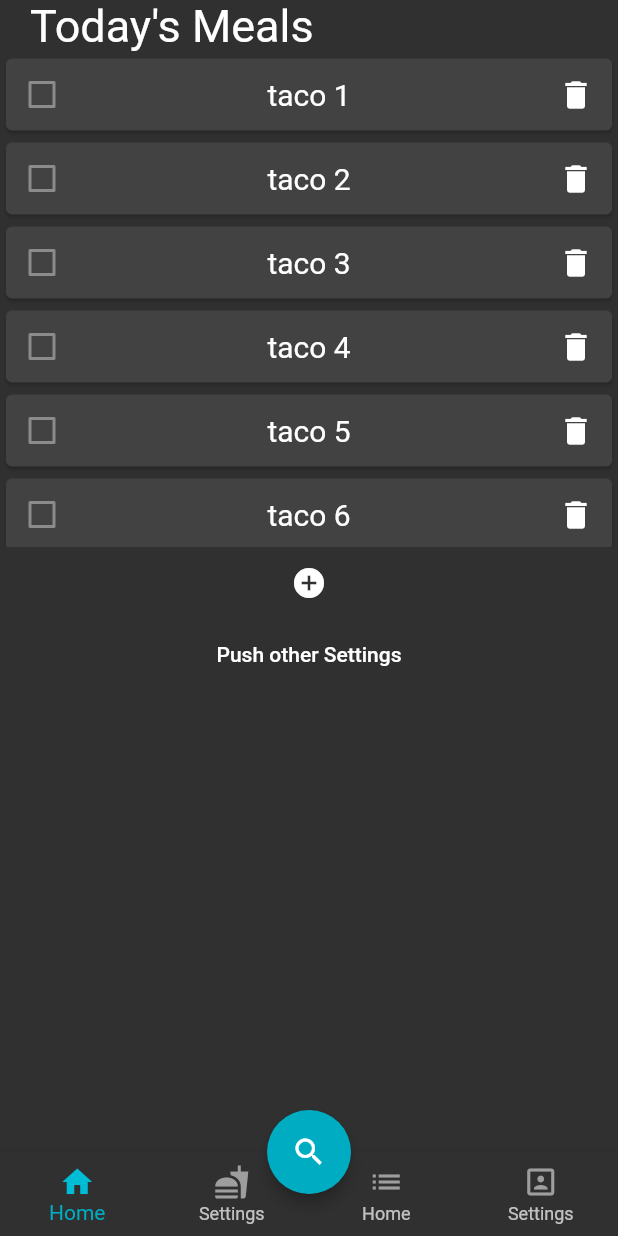
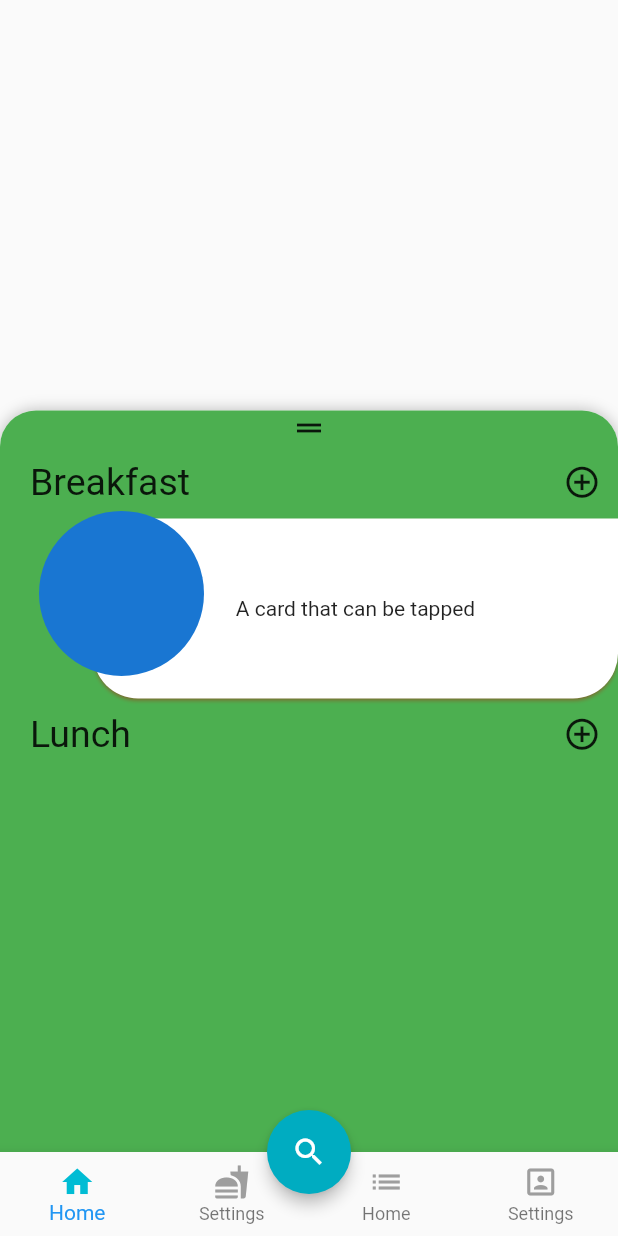
Before and after one commit to kzhang23187/menu, a Flutter app: the screen it shows after launch, on a phone screen of 412 x 824 dp. Run offline on Flutter 3.47's test engine with Material 2 defaults, Android fonts, the phone set to English and light mode, and no system bars; drawn by our look-alikes of sliding_up_panel; Roboto replaces fonts that are missing (Hind, Times New Roman).

Commit message:
Created very basic skeleton of home page and animated functionality

```diff
--- a/lib/app.dart
+++ b/lib/app.dart
@@ -1,4 +1,5 @@
 import 'package:flutter/material.dart';
+import 'package:sliding_up_panel/sliding_up_panel.dart';
 import './pages/pages.dart';
 import './widgets/widgets.dart';
 
@@ -11,13 +12,15 @@ class AppState extends State<App> {
   // this is static property so other widget throughout the app
   // can access it simply by AppState.currentTab
   static int currentTab = 0;
-
+  static PanelController pc = PanelController();
   // list tabs here
   final List<TabItem> tabs = [
     TabItem(
       tabName: "Home",
       icon: Icons.home,
-      page: HomePage(),
+      page: HomePage(
+        panelController: pc,
+      ),
     ),
     TabItem(
       tabName: "Settings",
@@ -83,7 +86,11 @@ class AppState extends State<App> {
       // eventually breaking the app
       child: Scaffold(
         floatingActionButton: new FloatingActionButton(
-          onPressed: () {},
+          onPressed: () {
+            if (pc.isAttached) {
+              pc.hide();
+            }
+          },
           tooltip: 'Increment',
           child: new Icon(Icons.search),
           elevation: 4.0,
--- a/lib/main.dart
+++ b/lib/main.dart
@@ -13,7 +13,7 @@ class MyApp extends StatelessWidget {
       title: 'Flutter Demo',
       theme: ThemeData(
         // Define the default brightness and colors.
-        brightness: Brightness.dark,
+        brightness: Brightness.light,
         primaryColor: Colors.lightBlue[800],
         accentColor: Colors.cyan[600],
 
@@ -32,6 +32,7 @@ class MyApp extends StatelessWidget {
     );
   }
 }
+
 // import 'pages/homePage.dart';
 // import 'pages/groceryListPage.dart';
 // import 'pages/profilePage.dart';
--- a/lib/pages/homePage.dart
+++ b/lib/pages/homePage.dart
@@ -1,4 +1,5 @@
 import 'dart:async';
+import 'package:sliding_up_panel/sliding_up_panel.dart';
 
 import 'package:flutter/material.dart';
 import '../widgets/recipeListWidget.dart';
@@ -14,13 +15,22 @@ List<String> dummy = [
 ];
 
 class HomePage extends StatefulWidget {
+  final PanelController panelController;
+
+  const HomePage({Key key, this.panelController}) : super(key: key);
+  PanelController get panelControl {
+    return panelController;
+  }
+
   @override
   _HomePageState createState() => _HomePageState();
 }
 
 class _HomePageState extends State<HomePage> {
+  // PanelController panelControl = PanelController();
   final _controller = ScrollController();
   bool newItemAdded = false;
+  String text = 'THIS IS THE INITIAL TEXT';
   void removeRecipe(String name) {
     setState(() {
       dummy.remove(name);
@@ -29,110 +39,114 @@ class _HomePageState extends State<HomePage> {
 
   @override
   Widget build(BuildContext context) {
-    Timer(Duration(milliseconds: 500), () {
-      if (newItemAdded) {
-        _controller.animateTo(
-          _controller.position.maxScrollExtent,
-          duration: Duration(milliseconds: 500),
-          curve: Curves.fastLinearToSlowEaseIn,
+    BorderRadiusGeometry radius = BorderRadius.only(
+      topLeft: Radius.circular(24.0),
+      topRight: Radius.circular(24.0),
     );
-        setState(() {
-          newItemAdded = false;
-        });
-      } else {
-        _controller.animateTo(_controller.offset, duration: null, curve: null);
-      }
-    });
-
     return Scaffold(
-      body: SafeArea(
+      body: SlidingUpPanel(
+        controller: widget.panelControl,
+        borderRadius: radius,
+        defaultPanelState: PanelState.CLOSED,
+        maxHeight: MediaQuery.of(context).size.height - 200,
+        minHeight: 3 * MediaQuery.of(context).size.height / 5,
+        panel: Container(
+          decoration: new BoxDecoration(
+            color: Colors.green, //new Color.fromRGBO(255, 0, 0, 0.0),
+            borderRadius: radius,
+          ),
           child: Column(
-          children: <Widget>[
+            children: [
+              Icon(Icons.drag_handle),
+              Row(
+                mainAxisAlignment: MainAxisAlignment.spaceBetween,
+                children: [
+                  Padding(
+                    padding: const EdgeInsets.fromLTRB(20, 0, 0, 0),
+                    child:
+                        Text('Breakfast', style: const TextStyle(fontSize: 25)),
+                  ),
+                  IconButton(
+                      iconSize: 25,
+                      icon: Icon(Icons.add_circle_outline),
+                      onPressed: () {}),
+                ],
+              ),
               Container(
-              alignment: Alignment.topLeft,
-              child: Padding(
-                padding: const EdgeInsets.only(left: 20.0),
-                child: Text(
-                  "Today's Meals",
-                  style: TextStyle(fontSize: 30),
+                alignment: Alignment.centerRight,
+                child: Stack(
+                  alignment: Alignment(-1.3, -2),
+                  children: [
+                    Card(
+                      margin: EdgeInsets.fromLTRB(0, 0, 0, 0),
+                      shadowColor: Colors.deepOrange,
+                      shape: RoundedRectangleBorder(
+                          borderRadius: BorderRadius.only(
+                              topLeft: Radius.circular(30),
+                              bottomLeft: Radius.circular(30),
+                              topRight: Radius.zero,
+                              bottomRight: Radius.circular(30))),
+                      child: InkWell(
+                        borderRadius: BorderRadius.only(
+                            topLeft: Radius.circular(30),
+                            bottomLeft: Radius.circular(30),
+                            topRight: Radius.zero,
+                            bottomRight: Radius.circular(30)),
+                        splashColor: Colors.blue.withAlpha(30),
+                        onTap: () {},
+                        child: Container(
+                          width: 350,
+                          height: 120,
+                          child:
+                              Center(child: Text('A card that can be tapped')),
                         ),
                       ),
                     ),
-            Container(
-              // color: Colors.grey[200],
-              height: 2 * MediaQuery.of(context).size.height / 5,
-              child: ListView.builder(
-                  controller: _controller,
-                  itemCount: dummy.length,
-                  itemBuilder: (context, index) {
-                    return RecipeListItem(dummy[index], removeRecipe);
-                  }
-                  //   return Container(
-                  //       // decoration: BoxDecoration(
-                  //       //     borderRadius: BorderRadius.circular(20),
-                  //       //     border: Border.all(color: Colors.blue, width: 2)),
-                  //       child: RecipeListItem(dummy[index], removeRecipe));
-                  // },
-                  // separatorBuilder: (context, index) => Divider(),
+                    CircleAvatar(radius: 55),
+                  ],
                 ),
-              // child: ListView(
-              //   children: <Widget>[
-              //     RecipeListItem(),
-              //     Text("Taco 2"),
-              //     Text("Taco 3")
-              //   ],
-              // ),
               ),
-            Container(
-              child: IconButton(
-                  icon: Icon(Icons.add_circle),
-                  onPressed: () {
-                    setState(() {
-                      dummy.add("chicken");
-                      newItemAdded = true;
-                    });
-                  }),
+              Row(
+                mainAxisAlignment: MainAxisAlignment.spaceBetween,
+                children: [
+                  Padding(
+                    padding: const EdgeInsets.fromLTRB(20, 0, 0, 0),
+                    child: Text('Lunch', style: const TextStyle(fontSize: 25)),
                   ),
-            Container(
-              child: FlatButton(
-                child: Text("Push other Settings"),
-                onPressed: () {
-                  Navigator.of(context).push(
-                    MaterialPageRoute(
-                      builder: (context) => NewPage(),
-                    ),
-                  );
-                },
-              ),
+                  IconButton(
+                      iconSize: 25,
+                      icon: Icon(Icons.add_circle_outline),
+                      onPressed: () {}),
+                ],
               ),
             ],
           ),
         ),
+        body: Container(
+          child: Center(
+            child: Text(''),
+          ),
+        ),
+      ),
+
+      // body: SizedBox.expand(
+      //   child: DraggableScrollableSheet(
+      //     minChildSize: 0.5,
+      //     maxChildSize: 1,
+      //     builder: (BuildContext context, ScrollController scrollController) {
+      //       return Container(
+      //         color: Colors.blue[100],
+      //         child: ListView.builder(
+      //           controller: scrollController,
+      //           itemCount: 25,
+      //           itemBuilder: (BuildContext context, int index) {
+      //             return ListTile(title: Text('Item $index'));
+      //           },
+      //         ),
+      //       );
+      //     },
+      //   ),
+      // ),
     );
   }
 }
-
-class NewPage extends StatelessWidget {
-  @override
-  Widget build(BuildContext context) {
-    return Scaffold(
-      appBar: AppBar(
-        title: Text(
-          'New Screen',
-        ),
-      ),
-      body: Container(
-        child: FlatButton(
-          child: Text("Push new Screen"),
-          onPressed: () {
-            Navigator.of(context).push(
-              MaterialPageRoute(
-                builder: (context) => NewPage(),
-              ),
-            );
-          },
-        ),
-      ),
-    );
-  }
-}
--- a/lib/widgets/tabItem.dart
+++ b/lib/widgets/tabItem.dart
@@ -33,7 +33,7 @@ class TabItem {
       // only paint this page when currentTab is active
       visible: _index == AppState.currentTab,
       // important to preserve state while switching between tabs
-      maintainState: false,
+      maintainState: true,
       child: Navigator(
         // key tracks state changes
         key: key,
--- a/pubspec.yaml
+++ b/pubspec.yaml
@@ -21,6 +21,7 @@ environment:
   sdk: ">=2.7.0 <3.0.0"
 
 dependencies:
+  sliding_up_panel: ^1.0.2
   flutter:
     sdk: flutter
 
```
Also changed, not shown: 1 other file. Lines whose indentation alone changed are shown as unchanged.
